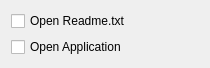
Before: the Qt Designer form src/InstallHelloWorld/packages/com.vendor.product/meta/finishandopen.ui in ioriayane/TheArtOfQt, drawn with Qt 5.
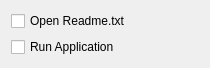
After: the same form once the commit is applied.

What changed in the file:
```diff
--- a/src/InstallHelloWorld/packages/com.vendor.product/meta/finishandopen.ui
+++ b/src/InstallHelloWorld/packages/com.vendor.product/meta/finishandopen.ui
@@ -24,7 +24,7 @@
    <item>
     <widget class="QCheckBox" name="openAppCheckBox">
      <property name="text">
-      <string>Open Application</string>
+      <string>Run Application</string>
      </property>
     </widget>
    </item>
```
Left out of the diff: 2 changed lines with no effect on the pictures.
